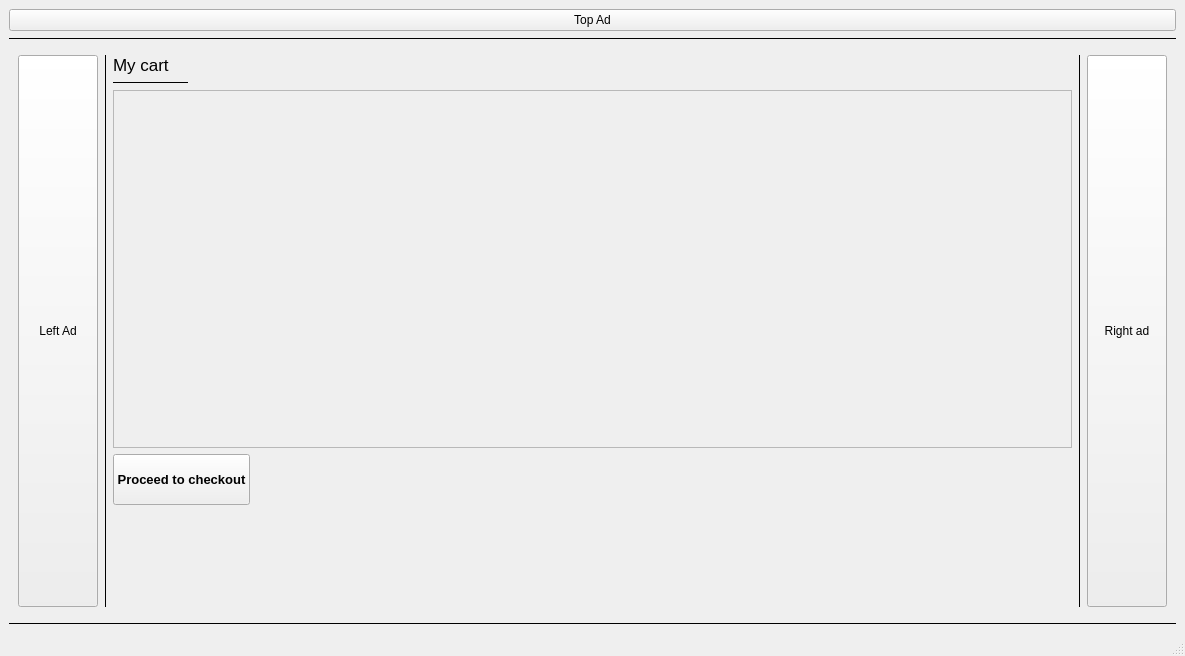
Before: the Qt Designer form mainwindow.ui in hnowakowski/Online-shop-simulator, drawn with Qt 5.
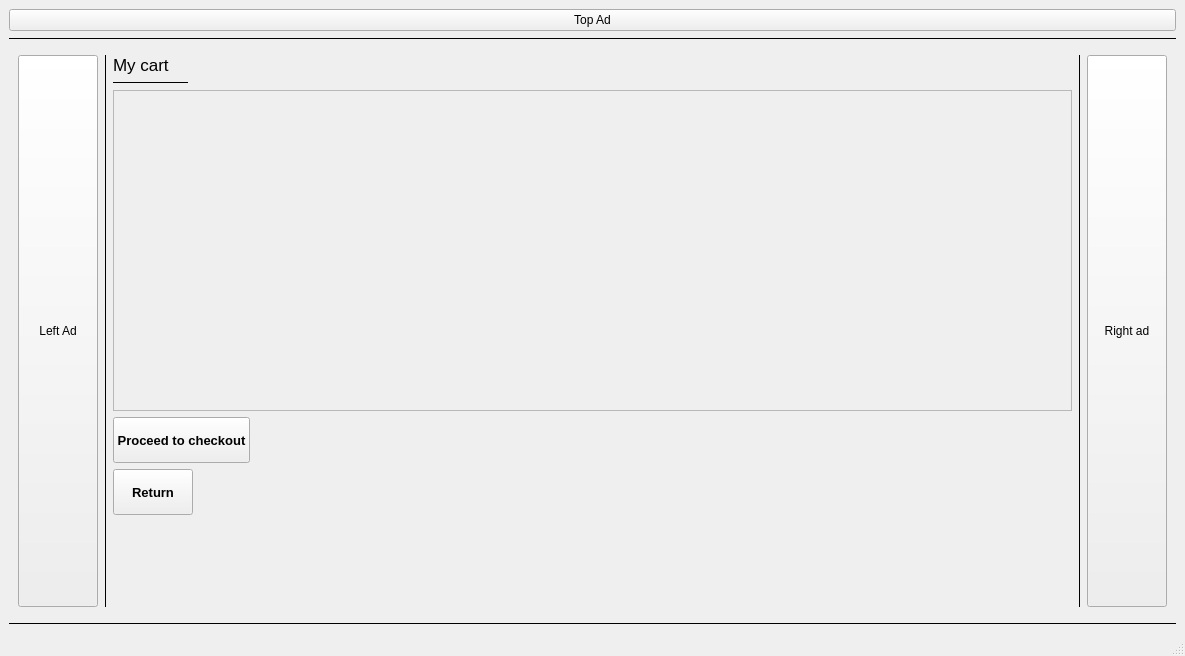
After: the same form once the commit is applied. The open tabs and pages were chosen to show the change.

Commit message: added page navigation buttons to main and cart

Diff of the .ui file:
```diff
--- a/mainwindow.ui
+++ b/mainwindow.ui
@@ -1042,7 +1042,7 @@
            </widget>
           </item>
           <item>
-           <layout class="QVBoxLayout" name="verticalLayout_10" stretch="0,0,7,1,2">
+           <layout class="QVBoxLayout" name="verticalLayout_10" stretch="0,0,7,1,1,2">
             <item>
              <widget class="QLabel" name="labelMyCart">
               <property name="sizePolicy">
@@ -1099,8 +1099,8 @@
                 <rect>
                  <x>0</x>
                  <y>0</y>
-                 <width>16</width>
-                 <height>16</height>
+                 <width>953</width>
+                 <height>297</height>
                 </rect>
                </property>
               </widget>
@@ -1142,6 +1142,42 @@
               </item>
              </layout>
             </item>
+            <item>
+             <layout class="QHBoxLayout" name="horizontalLayout_11">
+              <item>
+               <widget class="QPushButton" name="btnCartGotoMain">
+                <property name="sizePolicy">
+                 <sizepolicy hsizetype="Minimum" vsizetype="Minimum">
+                  <horstretch>0</horstretch>
+                  <verstretch>0</verstretch>
+                 </sizepolicy>
+                </property>
+                <property name="font">
+                 <font>
+                  <pointsize>10</pointsize>
+                  <bold>true</bold>
+                 </font>
+                </property>
+                <property name="text">
+                 <string>Return</string>
+                </property>
+               </widget>
+              </item>
+              <item>
+               <spacer name="horizontalSpacer_8">
+                <property name="orientation">
+                 <enum>Qt::Orientation::Horizontal</enum>
+                </property>
+                <property name="sizeHint" stdset="0">
+                 <size>
+                  <width>40</width>
+                  <height>20</height>
+                 </size>
+                </property>
+               </spacer>
+              </item>
+             </layout>
+            </item>
             <item>
              <spacer name="verticalSpacer_3">
               <property name="orientation">
```
Left out of the diff: 17 changed lines with no effect on the pictures. The commit also changes 3 other files.
